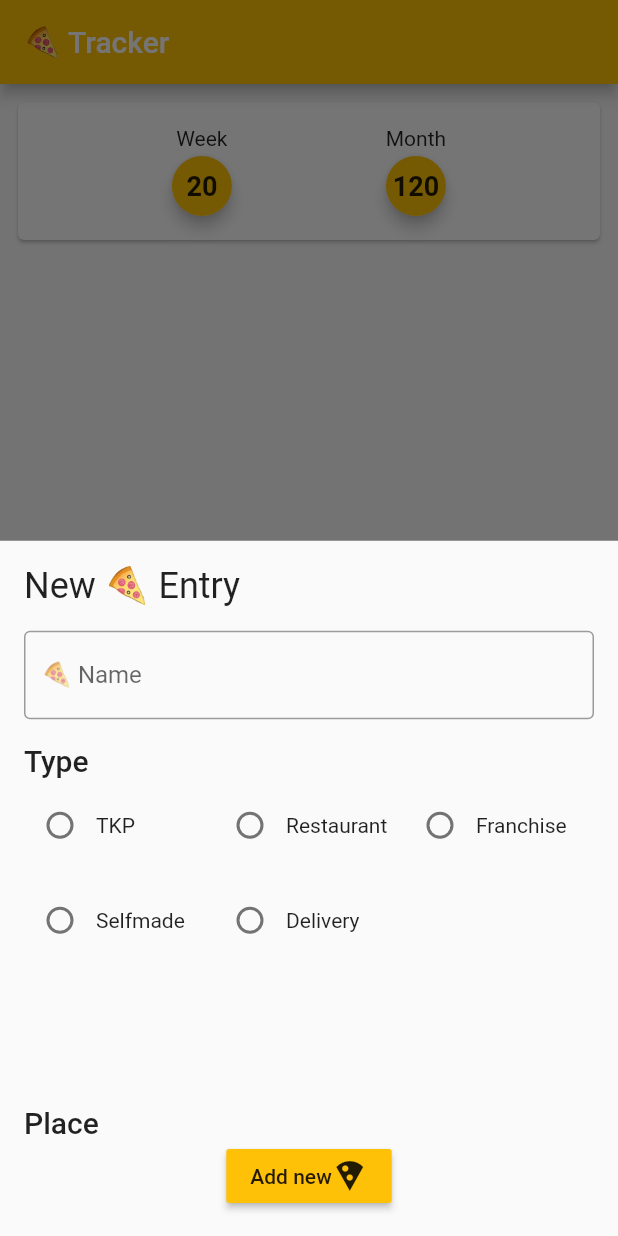
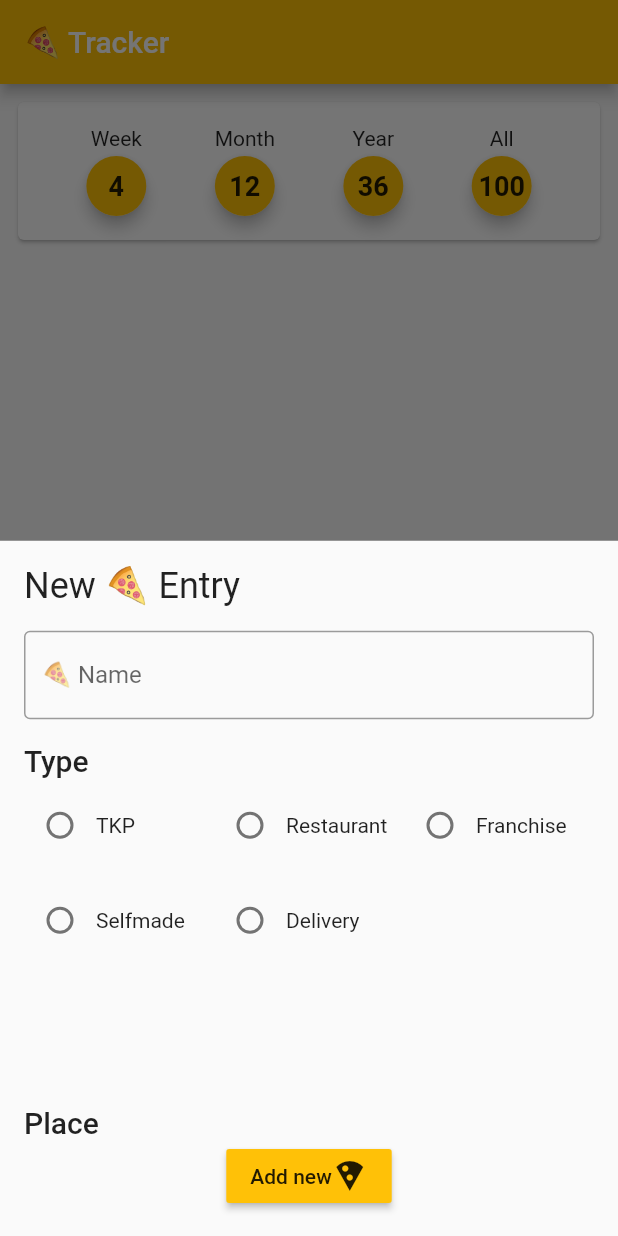
Before and after one commit to TonySpegel/PizzaTracker, a Flutter app: the screen it shows after launch, after a tap on the "local pizza" icon, on a phone screen of 412 x 824 dp. Run offline on Flutter 3.47's test engine with Material 2 defaults, Android fonts, the phone set to English and light mode, and no system bars; our stand-ins replace cloud_firestore; accounts and stored records are empty.

Commit message:
made a function for creating info panels

```diff
--- a/lib/pizza_item.dart
+++ b/lib/pizza_item.dart
@@ -68,7 +68,7 @@ class PizzaItem extends StatelessWidget {
 
   @override
   Widget build(BuildContext context) {
-    print({this.pizza});
+    // print({this.pizza});
 
     final middleSection = Expanded(
       child: Container(
--- a/lib/pizza_item_screen.dart
+++ b/lib/pizza_item_screen.dart
@@ -78,7 +78,21 @@ DateTime endOfDay(DateTime date){
   }
 }
 
-void getEntries(mode) async {
+Future<int> numberOfSnapshotEntries(DateTime startDate, DateTime endDate) async {
+  QuerySnapshot fireStoreSnapshot = await
+    Firestore
+      .instance
+      .collection('pizza-list')
+      .where('date', isGreaterThanOrEqualTo: startDate)
+      .where('date', isLessThanOrEqualTo: endDate)
+      .getDocuments();
+
+    List<DocumentSnapshot> documentCount = fireStoreSnapshot.documents;
+
+    return documentCount.length;
+}
+
+getEntries(mode) async {
   DateTime today = todayUtc();
 
   switch(mode) {
@@ -86,19 +100,8 @@ void getEntries(mode) async {
       DateTime _firstDayOfTheweek = startOfDay(today.subtract(new Duration(days: today.weekday)));
       DateTime _lastDayOfTheweek = endOfDay(_firstDayOfTheweek.add(new Duration(days: 7)));
 
-      // print(_firstDayOfTheweek);
-      // print(_lastDayOfTheweek);
-
-      QuerySnapshot _myDoc = await
-        Firestore
-          .instance
-          .collection('pizza-list')
-          .where('date', isGreaterThanOrEqualTo: _firstDayOfTheweek)
-          .where('date', isLessThanOrEqualTo: _lastDayOfTheweek)
-          .getDocuments();
-
-      List<DocumentSnapshot> _myDocCount = _myDoc.documents;
-      print(_myDocCount.length);
+      int numberOfEntries = await numberOfSnapshotEntries(_firstDayOfTheweek, _lastDayOfTheweek);
+      return numberOfEntries;
     }
     break;
 
@@ -110,11 +113,43 @@ void getEntries(mode) async {
         new DateTime(today.year, today.month + 1, 0, 23, 59, 59) :
         new DateTime(today.year + 1, 1, 0, 23, 59, 59);
 
-      print(_firstDayOfMonth);
-      print(_lastDayOfMonth);
+      return await numberOfSnapshotEntries(_firstDayOfMonth, _lastDayOfMonth);
     }
     break;
   }
+}
+
+Widget buildInfoCircle(String labelText, int numberOfPizza) {
+  return Column(
+    mainAxisAlignment: MainAxisAlignment.spaceBetween,
+    children: [
+      Text(labelText),
+      Material(
+        elevation: 4,
+        shape: RoundedRectangleBorder(
+          borderRadius: BorderRadius.all(Radius.circular(40)),
+        ),
+        child: Container(
+          height: 40,
+          width: 40,
+          decoration: BoxDecoration(
+            color: Colors.amber,
+            borderRadius: BorderRadius.all(Radius.circular(40))
+          ),
+          child: Center(
+            child: Text(
+              numberOfPizza.toString(),
+              style: TextStyle(
+                fontWeight: FontWeight.w600,
+                fontSize: 18,
+              ),
+              textAlign: TextAlign.center
+            ),
+          )
+        ),
+      )
+    ],
+  );
 }
 
 Widget _buildListItem(BuildContext context, DocumentSnapshot data) {
@@ -130,7 +165,9 @@ Widget _buildListItem(BuildContext context, DocumentSnapshot data) {
 }
 
 Widget _buildList(BuildContext context, List<DocumentSnapshot> snapshot) {
-  getEntries('month');
+  print(
+    getEntries('week')
+  );
 
   Padding infoCard = Padding(
     padding: EdgeInsets.all(8),
@@ -142,68 +179,10 @@ Widget _buildList(BuildContext context, List<DocumentSnapshot> snapshot) {
           child: Row(
             mainAxisAlignment: MainAxisAlignment.spaceEvenly,
             children: [
-              // Week
-              Column(
-                mainAxisAlignment: MainAxisAlignment.spaceBetween,
-                children: [
-                  Text('Week'),
-                  Material(
-                    elevation: 4,
-                    shape: RoundedRectangleBorder(
-                      borderRadius: BorderRadius.all(Radius.circular(40)),
-                    ),
-                    child: Container(
-                      height: 40,
-                      width: 40,
-                      decoration: BoxDecoration(
-                        color: Colors.amber,
-                        borderRadius: BorderRadius.all(Radius.circular(40))
-                      ),
-                      child: Center(
-                        child: Text(
-                          '20',
-                          style: TextStyle(
-                            fontWeight: FontWeight.w600,
-                            fontSize: 18,
-                          ),
-                          textAlign: TextAlign.center
-                        ),
-                      )
-                    ),
-                  )
-                ],
-              ),
-              // Month
-              Column(
-                mainAxisAlignment: MainAxisAlignment.spaceBetween,
-                children: [
-                  Text('Month'),
-                  Material(
-                    elevation: 4,
-                    shape: RoundedRectangleBorder(
-                      borderRadius: BorderRadius.all(Radius.circular(40)),
-                    ),
-                    child: Container(
-                      height: 40,
-                      width: 40,
-                      decoration: BoxDecoration(
-                        color: Colors.amber,
-                        borderRadius: BorderRadius.all(Radius.circular(40)),
-                      ),
-                      child: Center(
-                        child: Text(
-                          '120',
-                          style: TextStyle(
-                            fontWeight: FontWeight.w600,
-                            fontSize: 18,
-                          ),
-                          textAlign: TextAlign.center
-                        ),
-                      )
-                    ),
-                  ),
-                ],
-              ),
+              buildInfoCircle('Week', 4),
+              buildInfoCircle('Month', 12),
+              buildInfoCircle('Year', 36),
+              buildInfoCircle('All', 100),
             ],
           ),
         ),
--- a/pubspec.yaml
+++ b/pubspec.yaml
@@ -10,7 +10,7 @@ description: Flutter App to track the Pizza I have eaten w/ FireStore
 version: 1.0.0+1
 
 environment:
-  sdk: ">=2.0.0-dev.68.0 <3.0.0"
+  sdk: ">=2.1.0 <3.0.0"
 
 dependencies:
   flutter:
```
